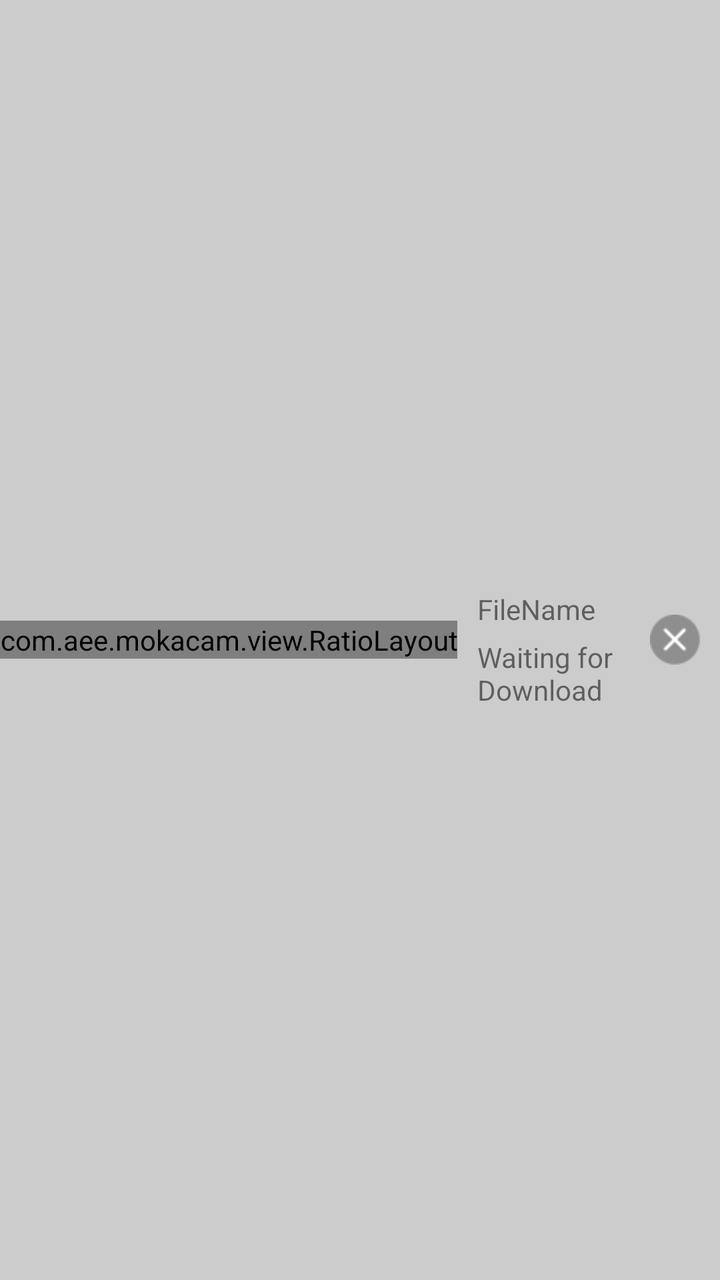
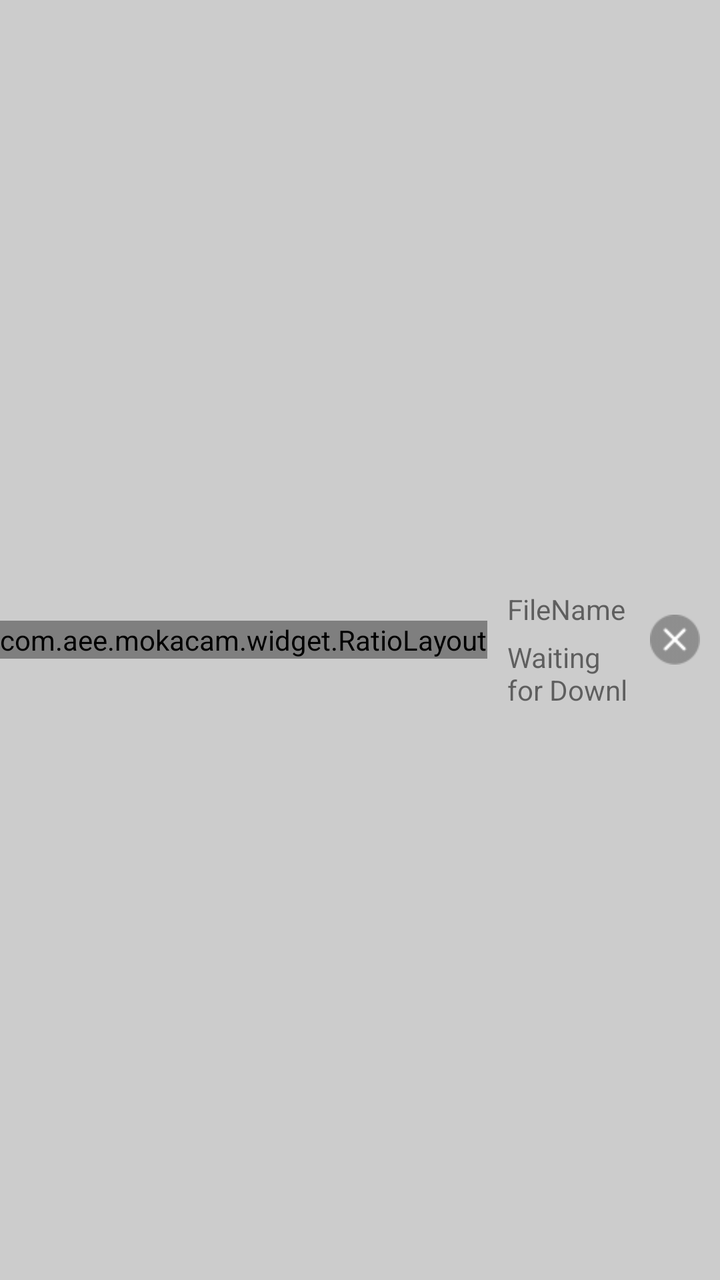

Before-and-after screenshots of an Android layout around one commit, followed by the original layout XML and the change that was made.
<!-- AndroidManifest.xml: application theme AppTheme -->
<!-- res/layout/item_list_download.xml -->
<?xml version="1.0" encoding="utf-8"?>
<LinearLayout android:orientation="horizontal" android:background="#ffcccccc" android:layout_width="fill_parent" android:layout_height="fill_parent"
  xmlns:android="http://schemas.android.com/apk/res/android"
  xmlns:aee="http://schemas.android.com/apk/res/com.aee.mokacam">
    <com.aee.mokacam.view.RatioLayout android:layout_gravity="center" android:layout_width="wrap_content" android:layout_height="wrap_content" aee:picRatio="1.0">
        <ImageView android:id="@+id/iv_file_image" android:layout_width="70.0dip" android:layout_height="70.0dip" android:layout_margin="5.0dip" android:src="@drawable/download_video_pic" android:scaleType="fitXY" />
    </com.aee.mokacam.view.RatioLayout>
    <LinearLayout android:layout_gravity="center" android:orientation="vertical" android:paddingLeft="10.0dip" android:layout_width="0.0dip" android:layout_height="70.0dip" android:layout_weight="8.0">
        <TextView android:id="@+id/tv_file_name" android:layout_width="fill_parent" android:layout_height="wrap_content" android:layout_marginTop="10.0dip" android:text="FileName" android:maxLines="1" />
        <RelativeLayout android:layout_width="fill_parent" android:layout_height="wrap_content">
            <TextView android:id="@+id/tv_file_state" android:paddingTop="5.0dip" android:layout_width="wrap_content" android:layout_height="wrap_content" android:text="@string/load_waitting" />
            <TextView android:id="@+id/tv_file_progress" android:paddingTop="5.0dip" android:visibility="gone" android:layout_width="wrap_content" android:layout_height="wrap_content" android:text="0%" android:layout_alignParentRight="true" />
        </RelativeLayout>
        <ProgressBar android:id="@+id/savetolocation_progressbar" android:visibility="gone" android:layout_width="fill_parent" android:layout_height="5.0dip" android:layout_marginTop="10.0dip" android:layout_marginRight="5.0dip" android:max="100" android:progressDrawable="@drawable/progressbar_color" style="?android:attr/progressBarStyleHorizontal" />
    </LinearLayout>
    <ImageView android:layout_gravity="center" android:id="@+id/download_cancel" android:focusable="true" android:layout_width="25.0dip" android:layout_height="25.0dip" android:layout_marginLeft="10.0dip" android:layout_marginRight="10.0dip" android:src="@drawable/btn_cancel" android:scaleType="fitXY" />
</LinearLayout>
<!-- resources referenced by this layout -->
<resources>
  <!-- drawable btn_cancel: png bitmap (drawable-xhdpi, 735 bytes) -->
  <!-- drawable download_video_pic: png bitmap (drawable-xxhdpi, 685 bytes) -->
  <!-- drawable progressbar_color (drawable) -->
  <?xml version="1.0" encoding="utf-8"?>
  <layer-list
    xmlns:android="http://schemas.android.com/apk/res/android">
      <item android:id="@android:id/background">
          <shape>
              <corners android:radius="10.0dip" />
              <solid android:color="#ffffffff" />
          </shape>
      </item>
      <item android:id="@android:id/progress">
          <clip>
              <shape>
                  <corners android:radius="10.0dip" />
                  <solid android:color="#ff54b849" />
              </shape>
          </clip>
      </item>
  </layer-list>
  <string name="load_waitting">Waiting for Download</string>
  <style name="AppTheme" parent="@style/AppBaseTheme" />
  <style name="AppBaseTheme" parent="@style/Theme.AppCompatCompatBridge" />
  <style name="Theme.AppCompatCompatBridge" parent="Theme.AppCompat.Light.NoActionBar">
          <item name="android:windowBackground">@android:color/white</item>
      </style>
</resources>

<!-- the commit's change to res/layout/item_list_download.xml (unified diff, before → after) -->
@@ -2,9 +2,9 @@
 <LinearLayout android:orientation="horizontal" android:background="#ffcccccc" android:layout_width="fill_parent" android:layout_height="fill_parent"
   xmlns:android="http://schemas.android.com/apk/res/android"
   xmlns:aee="http://schemas.android.com/apk/res/com.aee.mokacam">
-    <com.aee.mokacam.view.RatioLayout android:layout_gravity="center" android:layout_width="wrap_content" android:layout_height="wrap_content" aee:picRatio="1.0">
+    <com.aee.mokacam.widget.RatioLayout android:layout_gravity="center" android:layout_width="wrap_content" android:layout_height="wrap_content" aee:picRatio="1.0">
         <ImageView android:id="@+id/iv_file_image" android:layout_width="70.0dip" android:layout_height="70.0dip" android:layout_margin="5.0dip" android:src="@drawable/download_video_pic" android:scaleType="fitXY" />
-    </com.aee.mokacam.view.RatioLayout>
+    </com.aee.mokacam.widget.RatioLayout>
     <LinearLayout android:layout_gravity="center" android:orientation="vertical" android:paddingLeft="10.0dip" android:layout_width="0.0dip" android:layout_height="70.0dip" android:layout_weight="8.0">
         <TextView android:id="@+id/tv_file_name" android:layout_width="fill_parent" android:layout_height="wrap_content" android:layout_marginTop="10.0dip" android:text="FileName" android:maxLines="1" />
         <RelativeLayout android:layout_width="fill_parent" android:layout_height="wrap_content">
